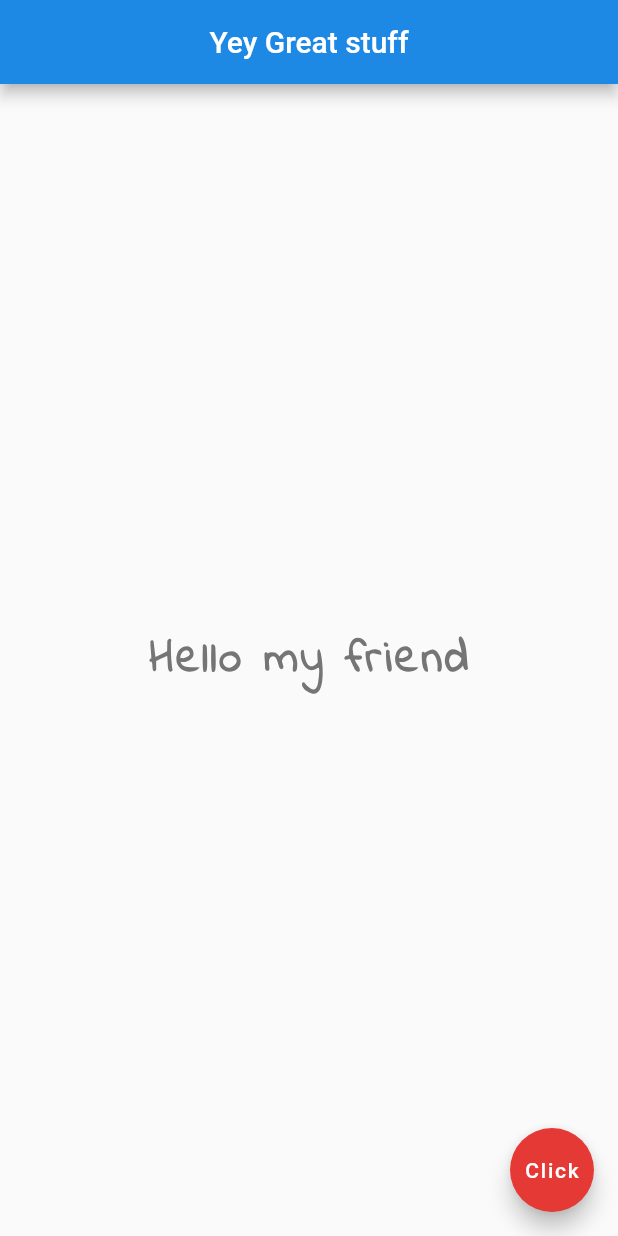
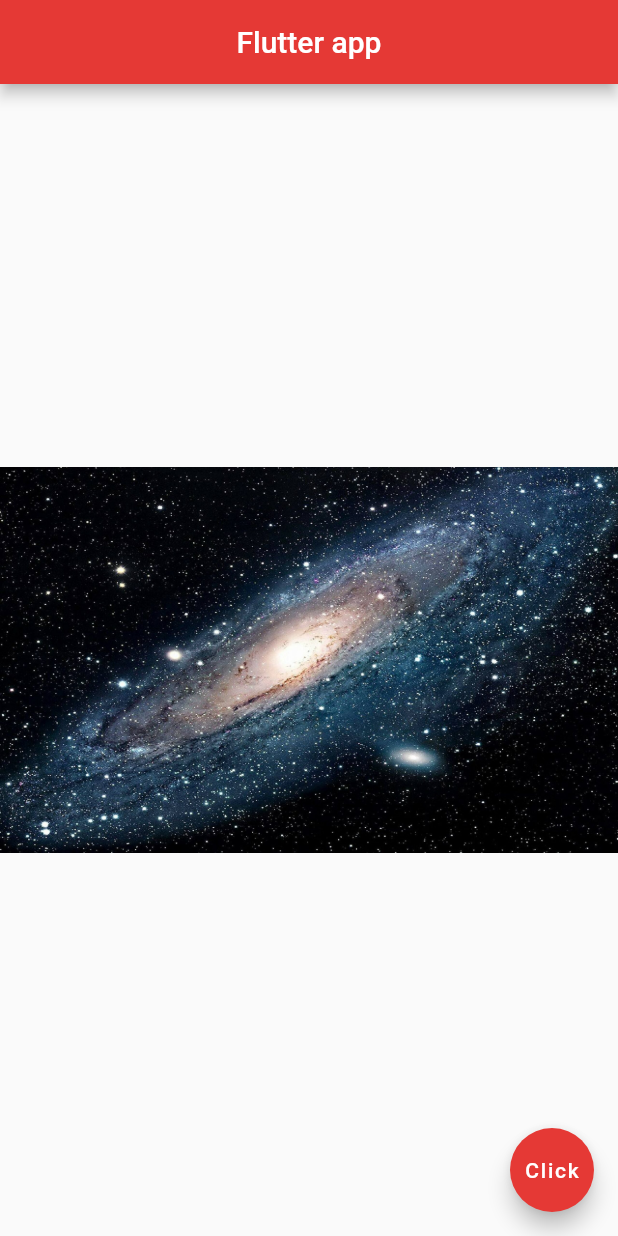
Before and after one commit to zohanny/flutter_practice, a Flutter app: the screen it shows after launch, on a phone screen of 412 x 824 dp. Run offline on Flutter 3.47's test engine with Material 2 defaults, Android fonts, the phone set to English and light mode, and no system bars.

Commit message:
Three Files Structure - After Tutorial #9 (Images)

```diff
--- a/lib/auxiliar.dart
+++ b/lib/auxiliar.dart
@@ -1,3 +1,36 @@
+//This file would be a backend method
+//There is no styles here, only returns raw data to be styled in the frontend. (home_file.dart)
+
+import 'package:flutter/material.dart';
+
 String getTextForApp() {
-  return "Hello my friend";
+  String testReturned = "This text is returned from the getTextForApp() method from the auxiliar.dart file";
+  return testReturned;
 }
+
+String getImageURL() {
+  String urlImage = "https://www.pariscityvision.com/pt/paris/museus-de-paris/museu-do-louvre/mona-lisa-historia-misterios";
+  return urlImage;
+}
+
+AssetImage getAssetImage(int numero) {
+  AssetImage ass;
+  if (numero == 1)
+    ass =  const AssetImage('assets/spacee-scaled.jpg');
+  else
+    ass =  const AssetImage('assets/deep.jpg');
+  return ass;
+}
+
+/*
+Text(
+getTextForApp(), // THIS LINE EXECUTES THE METHOD FROM THE AUXILIAR.DART FILE
+style: TextStyle(
+fontSize: 25,
+fontWeight: FontWeight.bold,
+letterSpacing: 2,
+color: Colors.grey[600],
+fontFamily: 'IndieFlower',
+
+),
+*/
--- a/lib/home_file.dart
+++ b/lib/home_file.dart
@@ -1,35 +1,29 @@
 import 'package:flutter/material.dart';
 import 'package:myapp/auxiliar.dart';
+
 
 class Home extends StatelessWidget {
   @override
   Widget build(BuildContext context) {
     return Scaffold(
       appBar: AppBar(
-        title: const Text('Yey Great stuff'),
+        title: const Text('Flutter app'),
         centerTitle: true,
-        backgroundColor: Colors.blue[600],
+        backgroundColor: Colors.red[600],
       ),
       body: Center(
-        child: Text(
-          getTextForApp(), // THIS LINE EXECUTES THE METHOD FROM THE AUXILIAR.DART FILE
-          style: TextStyle(
-            fontSize: 30,
-            fontWeight: FontWeight.bold,
-            letterSpacing: 2,
-            color: Colors.grey[600],
-            fontFamily: 'IndieFlower',
-
-          ),
+        child: Image(
+            image: getAssetImage(1), // o Url/Asset da imagem vem do file auxiliar.dart
+            //Image.asset('assets/deep.jpg') // shortcut
         ),
       ),
       floatingActionButton: FloatingActionButton(
         child: const Text("Click"),
-        onPressed: () {},
+        onPressed: click(),
         backgroundColor: Colors.red[600],
       ),
     );
   }
 
-
+  click() {}
 }
--- a/pubspec.yaml
+++ b/pubspec.yaml
@@ -60,9 +60,9 @@ flutter:
   uses-material-design: true
 
   # To add assets to your application, add an assets section, like this:
-  # assets:
-  #   - images/a_dot_burr.jpeg
-  #   - images/a_dot_ham.jpeg
+  assets:
+    - assets/
+
 
   # An image asset can refer to one or more resolution-specific "variants", see
   # https://flutter.dev/assets-and-images/#resolution-aware
```
Also changed, not shown: assets/deep.jpg (added), assets/spacee-scaled.jpg (added).
